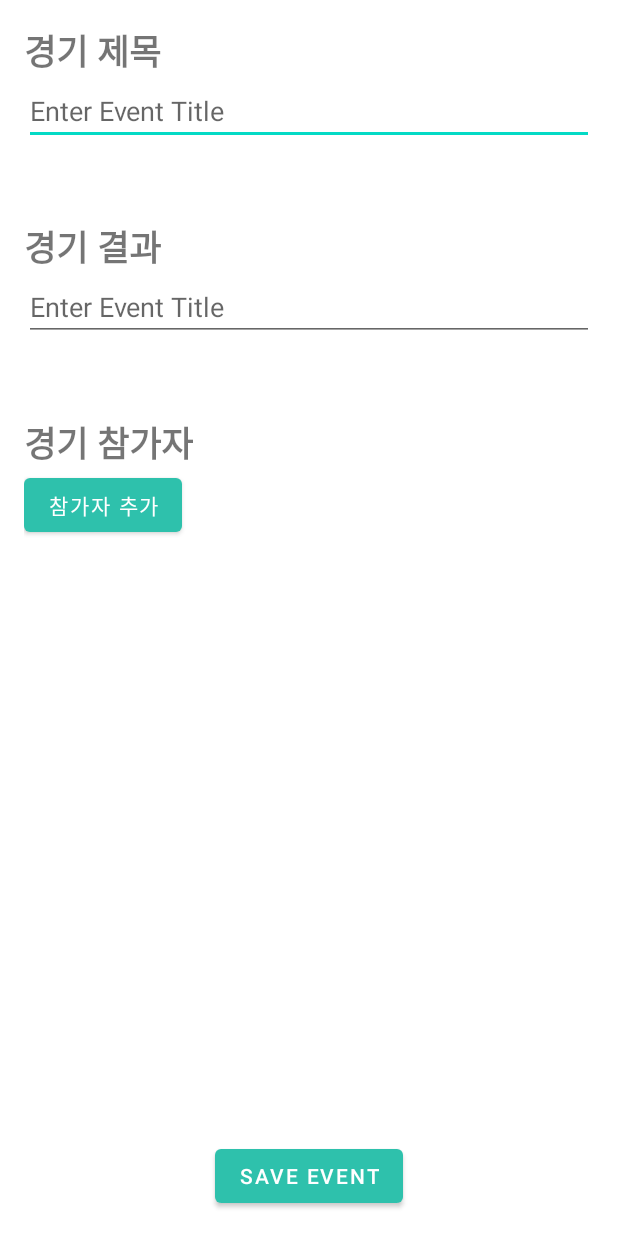
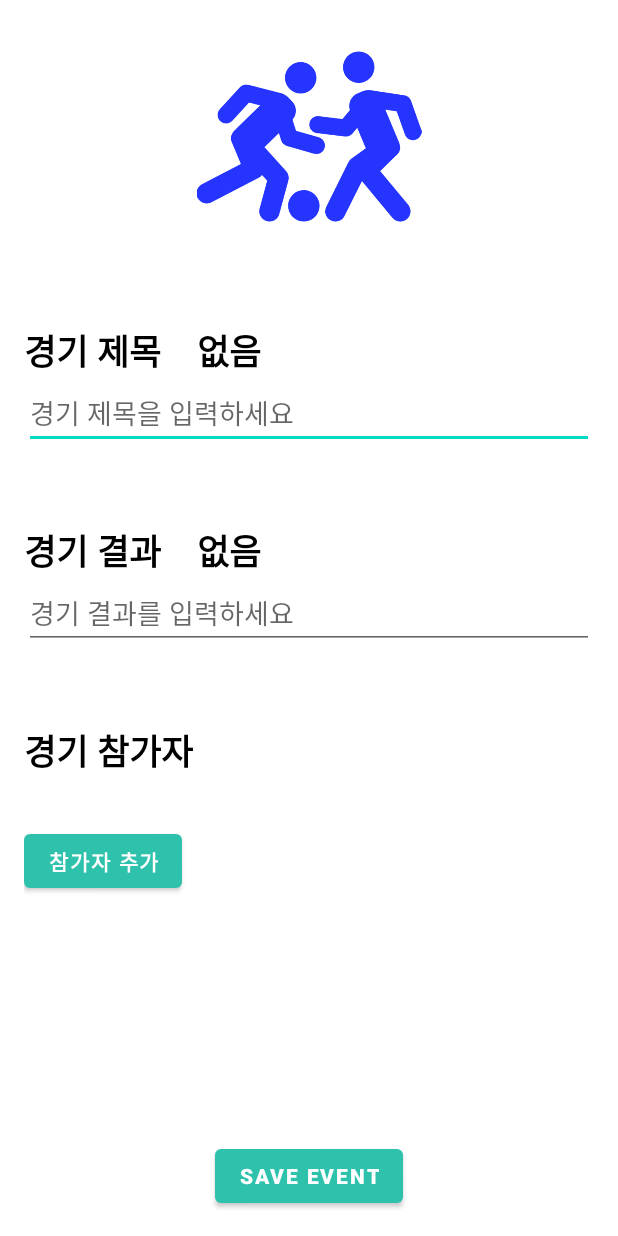
Before and after one commit to lucy1287/madcamp_task1, an Android app: the GameEventActivity screen opened directly, with no data from a screen before it, on a phone screen of 412 x 824 dp. Run offline under Robolectric (Android 15) with nearby library versions, the phone set to English and light mode, and no system bars; our stand-ins replace Room's generated code.

Commit message:
Gameevent Activity Design

```diff
--- a/app/src/main/res/layout/activity_gameevent.xml
+++ b/app/src/main/res/layout/activity_gameevent.xml
@@ -7,15 +7,39 @@
     android:orientation="vertical"
     android:padding="16dp">
 
+    <ImageView
+        android:id="@+id/gameEventImage"
+        android:layout_width="wrap_content"
+        android:layout_height="150dp"
+        android:src="@drawable/gameevent"
+        android:contentDescription="Event Image"
+        app:layout_constraintTop_toTopOf="parent"
+        app:layout_constraintStart_toStartOf="parent"
+        app:layout_constraintEnd_toEndOf="parent" />
+
+    <TextView
+        android:id="@+id/tv_title"
+        android:layout_width="wrap_content"
+        android:layout_height="wrap_content"
+        android:text="경기 제목    "
+        android:textSize="23sp"
+        android:textStyle="bold"
+        android:textColor="@color/black"
+        android:layout_marginTop="50dp"
+        app:layout_constraintTop_toBottomOf="@+id/gameEventImage"
+        app:layout_constraintStart_toStartOf="parent">
+    </TextView>
+
     <TextView
         android:id="@+id/tv_event_title"
         android:layout_width="wrap_content"
         android:layout_height="wrap_content"
-        android:text="경기 제목"
+        android:text="없음"
         android:textSize="23sp"
         android:textStyle="bold"
-        app:layout_constraintTop_toTopOf="parent"
-        app:layout_constraintStart_toStartOf="parent">
+        android:textColor="@color/black"
+        app:layout_constraintTop_toTopOf="@+id/tv_title"
+        app:layout_constraintStart_toEndOf="@+id/tv_title">
     </TextView>
 
     <EditText
@@ -23,18 +47,31 @@
         android:layout_width="match_parent"
         android:layout_height="wrap_content"
         app:layout_constraintTop_toBottomOf="@+id/tv_event_title"
-        android:hint="Enter Event Title"/>
+        android:hint="경기 제목을 입력하세요"/>
+
+    <TextView
+        android:id="@+id/tv_score"
+        android:layout_width="wrap_content"
+        android:layout_height="wrap_content"
+        android:layout_marginTop="50dp"
+        android:text="경기 결과    "
+        android:textSize="23sp"
+        android:textStyle="bold"
+        android:textColor="@color/black"
+        app:layout_constraintTop_toBottomOf="@+id/editTextEventTitle"
+        app:layout_constraintStart_toStartOf="parent">
+    </TextView>
 
     <TextView
         android:id="@+id/tv_event_score"
         android:layout_width="wrap_content"
         android:layout_height="wrap_content"
-        android:layout_marginTop="50dp"
-        android:text="경기 결과"
+        android:text="없음"
         android:textSize="23sp"
         android:textStyle="bold"
-        app:layout_constraintTop_toBottomOf="@+id/editTextEventTitle"
-        app:layout_constraintStart_toStartOf="parent">
+        android:textColor="@color/black"
+        app:layout_constraintTop_toTopOf="@+id/tv_score"
+        app:layout_constraintStart_toEndOf="@+id/tv_score">
     </TextView>
 
     <EditText
@@ -42,7 +79,7 @@
         android:layout_width="match_parent"
         android:layout_height="wrap_content"
         app:layout_constraintTop_toBottomOf="@+id/tv_event_score"
-        android:hint="Enter Event Title"/>
+        android:hint="경기 결과를 입력하세요"/>
 
     <TextView
         android:id="@+id/tv_event_participant"
@@ -52,17 +89,11 @@
         android:text="경기 참가자"
         android:textSize="23sp"
         android:textStyle="bold"
+        android:textColor="@color/black"
         app:layout_constraintTop_toBottomOf="@+id/editTextEventScore"
         app:layout_constraintStart_toStartOf="parent">
     </TextView>
 
-    <Button
-        android:id="@+id/btn_add_participant"
-        android:layout_width="wrap_content"
-        android:layout_height="wrap_content"
-        android:text="참가자 추가"
-        app:layout_constraintTop_toBottomOf="@+id/tv_event_participant"
-        app:layout_constraintStart_toStartOf="parent"/>
 
     <LinearLayout
         android:id="@+id/linearLayoutProfiles"
@@ -70,7 +101,16 @@
         android:layout_height="wrap_content"
         android:orientation="horizontal"
         android:padding="16dp"
-        app:layout_constraintTop_toBottomOf="@+id/btn_add_participant"
+        app:layout_constraintTop_toBottomOf="@+id/tv_event_participant"
+        app:layout_constraintStart_toStartOf="parent"/>
+
+    <Button
+        android:id="@+id/btn_add_participant"
+        android:layout_width="wrap_content"
+        android:layout_height="wrap_content"
+        android:text="참가자 추가"
+        android:textStyle="bold"
+        app:layout_constraintTop_toBottomOf="@+id/linearLayoutProfiles"
         app:layout_constraintStart_toStartOf="parent"/>
 
     <Button
@@ -78,6 +118,7 @@
         android:layout_width="wrap_content"
         android:layout_height="wrap_content"
         android:text="Save Event"
+        android:textStyle="bold"
         app:layout_constraintBottom_toBottomOf="parent"
         app:layout_constraintStart_toStartOf="parent"
         app:layout_constraintEnd_toEndOf="parent"/>
--- a/app/src/main/res/values/colors.xml
+++ b/app/src/main/res/values/colors.xml
@@ -3,12 +3,16 @@
     <color name="purple_200">#FFBB86FC</color>
     <color name="purple_500">#FF6200EE</color>
     <color name="purple_700">#FF3700B3</color>
+
     <color name="teal_200">#FF03DAC5</color>
     <color name="teal_200_light">#CC03DAC5</color>
     <color name="teal_700">#FF018786</color>
     <color name="black">#FF000000</color>
     <color name="light_grey">#ADB5BD</color>
     <color name="dark_grey">#495057</color>
+    <color name="light_blue">#5E85FF</color>
+    <color name="dark_blue">#2535FF</color>
+
     <color name="white">#FFFFFFFF</color>
     <color name="red">#FF0650</color>
     <color name="green">#2EC1AC</color>
```
Also changed, not shown: app/src/main/res/layout/activity_groupchange.xml (+6 -1 lines), app/src/main/res/layout/activity_splash.xml (+22 -6 lines), app/src/main/res/drawable/gameevent.png (added), app/src/main/res/drawable/splash.png.
